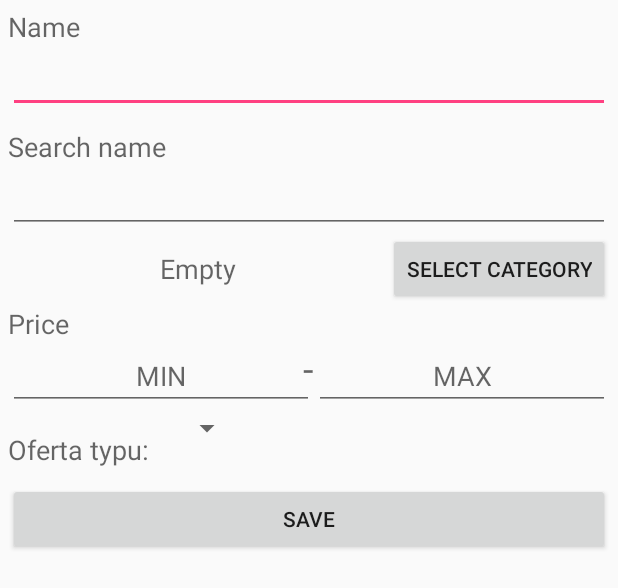
After one commit to sebastiansokolowski/AuctionHunter---Allegro, an Android app: the layout target_add.xml on its own in the app's theme, with its tools: preview values and no code run, on a phone screen of 412 x 824 dp. The commit adds this screen. Shown: the top 588 px of the screen. Run offline under Robolectric (Android 15) with nearby library versions, the phone set to English and light mode, and no system bars.

Commit message:
Add colors, dimens, menu and layouts.

```diff
--- /dev/null
+++ b/app/src/main/res/color/list_selected.xml
@@ -0,0 +1,5 @@
+<?xml version="1.0" encoding="utf-8"?>
+<selector xmlns:android="http://schemas.android.com/apk/res/android">
+    <item android:drawable="@color/orange" android:state_pressed="true"/>
+
+</selector>
--- /dev/null
+++ b/app/src/main/res/layout/target_add.xml
@@ -0,0 +1,148 @@
+<?xml version="1.0" encoding="utf-8"?>
+<LinearLayout xmlns:android="http://schemas.android.com/apk/res/android"
+    android:layout_width="match_parent"
+    android:layout_height="wrap_content"
+    android:gravity="center_vertical"
+    android:orientation="vertical"
+    android:padding="5dp" >
+
+    <TextView
+        android:id="@+id/item_prices"
+        android:layout_width="wrap_content"
+        android:layout_height="wrap_content"
+        android:text="@string/nazwa"
+        android:textAppearance="?android:attr/textAppearanceMedium" />
+
+    <EditText
+        android:id="@+id/et_nazwa"
+        android:layout_width="match_parent"
+        android:layout_height="wrap_content"
+        android:ems="10"
+        android:inputType="text" />
+
+    <TextView
+        android:id="@+id/tv_poss_buy_sell"
+        android:layout_width="wrap_content"
+        android:layout_height="0dp"
+        android:layout_gravity="center"
+        android:textAppearance="?android:attr/textAppearanceMedium" />
+
+    <TextView
+        android:id="@+id/tv_price_buy"
+        android:layout_width="wrap_content"
+        android:layout_height="wrap_content"
+        android:paddingTop="10sp"
+        android:text="@string/nazwa_wyszukiwania"
+        android:textAppearance="?android:attr/textAppearanceMedium" />
+
+    <EditText
+        android:id="@+id/et_nazwa_wyszukiwania"
+        android:layout_width="match_parent"
+        android:layout_height="wrap_content"
+        android:ems="10"
+        android:inputType="text" >
+    </EditText>
+
+    <RelativeLayout
+        android:layout_width="match_parent"
+        android:layout_height="wrap_content" >
+
+        <Button
+            android:id="@+id/pobierz_kategorie"
+            android:layout_width="wrap_content"
+            android:layout_height="wrap_content"
+            android:layout_alignParentRight="true"
+            android:layout_alignParentTop="true"
+            android:onClick="pobierz_kategorie"
+            android:text="@string/wybierz_kategorie" />
+
+        <TextView
+            android:id="@+id/tv_nazwa_kategorii"
+            android:layout_width="match_parent"
+            android:layout_height="wrap_content"
+            android:layout_alignParentLeft="true"
+            android:layout_centerVertical="true"
+            android:layout_toLeftOf="@+id/pobierz_kategorie"
+            android:gravity="center"
+            android:hint="@string/brak"
+            android:textAppearance="?android:attr/textAppearanceMedium" />
+    </RelativeLayout>
+
+    <TextView
+        android:id="@+id/textView1"
+        android:layout_width="wrap_content"
+        android:layout_height="wrap_content"
+        android:text="@string/cena"
+        android:textAppearance="?android:attr/textAppearanceMedium" />
+
+    <RelativeLayout
+        android:layout_width="match_parent"
+        android:layout_height="wrap_content" >
+
+        <EditText
+            android:id="@+id/et_max"
+            android:layout_width="132dp"
+            android:layout_height="wrap_content"
+            android:layout_alignParentRight="true"
+            android:layout_alignParentTop="true"
+            android:layout_toRightOf="@+id/tv_item_price_full"
+            android:ems="10"
+            android:gravity="center"
+            android:hint="@string/max"
+            android:inputType="number" />
+
+        <TextView
+            android:id="@+id/tv_item_price_full"
+            android:layout_width="wrap_content"
+            android:layout_height="wrap_content"
+            android:layout_centerHorizontal="true"
+            android:gravity="center"
+            android:text="-"
+            android:textAppearance="?android:attr/textAppearanceMedium"
+            android:textSize="@dimen/myslnik" />
+
+        <EditText
+            android:id="@+id/et_min"
+            android:layout_width="wrap_content"
+            android:layout_height="wrap_content"
+            android:layout_alignParentTop="true"
+            android:layout_alignRight="@+id/tv_item_price_full"
+            android:ems="10"
+            android:gravity="center"
+            android:hint="@string/min"
+            android:inputType="number" />
+
+    </RelativeLayout>
+
+    <RelativeLayout
+        android:layout_width="match_parent"
+        android:layout_height="wrap_content" >
+
+        <TextView
+            android:id="@+id/tv_oferta_typu"
+            android:layout_width="wrap_content"
+            android:layout_height="wrap_content"
+            android:layout_marginTop="14dp"
+            android:text="@string/oferta_typu"
+            android:textAppearance="?android:attr/textAppearanceMedium" />
+
+        <Spinner
+            android:id="@+id/sp_wybor_oferty"
+            android:layout_width="wrap_content"
+            android:layout_height="wrap_content"
+            android:layout_alignParentTop="true"
+            android:layout_marginLeft="14dp"
+            android:layout_toRightOf="@+id/tv_oferta_typu" />
+
+    </RelativeLayout>
+
+    <Button
+        android:id="@+id/btn_zapisz"
+        android:layout_width="match_parent"
+        android:layout_height="wrap_content"
+        android:layout_gravity="end"
+        android:onClick="zapisz"
+        android:layout_marginTop="10sp"
+        android:text="@string/zapisz" />
+
+</LinearLayout>
--- a/app/src/main/res/values/dimens.xml
+++ b/app/src/main/res/values/dimens.xml
@@ -5,4 +5,6 @@
     <dimen name="nav_header_vertical_spacing">16dp</dimen>
     <dimen name="nav_header_height">160dp</dimen>
     <dimen name="fab_margin">16dp</dimen>
+
+    <dimen name="myslnik">25dp</dimen>
 </resources>
```
Also changed, not shown: app/src/main/res/color/navigation_drawer.xml (added, +10 -0 lines), app/src/main/res/layout/lista_item.xml (added, +78 -0 lines), app/src/main/res/menu/global.xml (added, +18 -0 lines), app/src/main/res/menu/main.xml (+22 -4 lines), app/src/main/res/values/colors.xml (+12 -0 lines).
